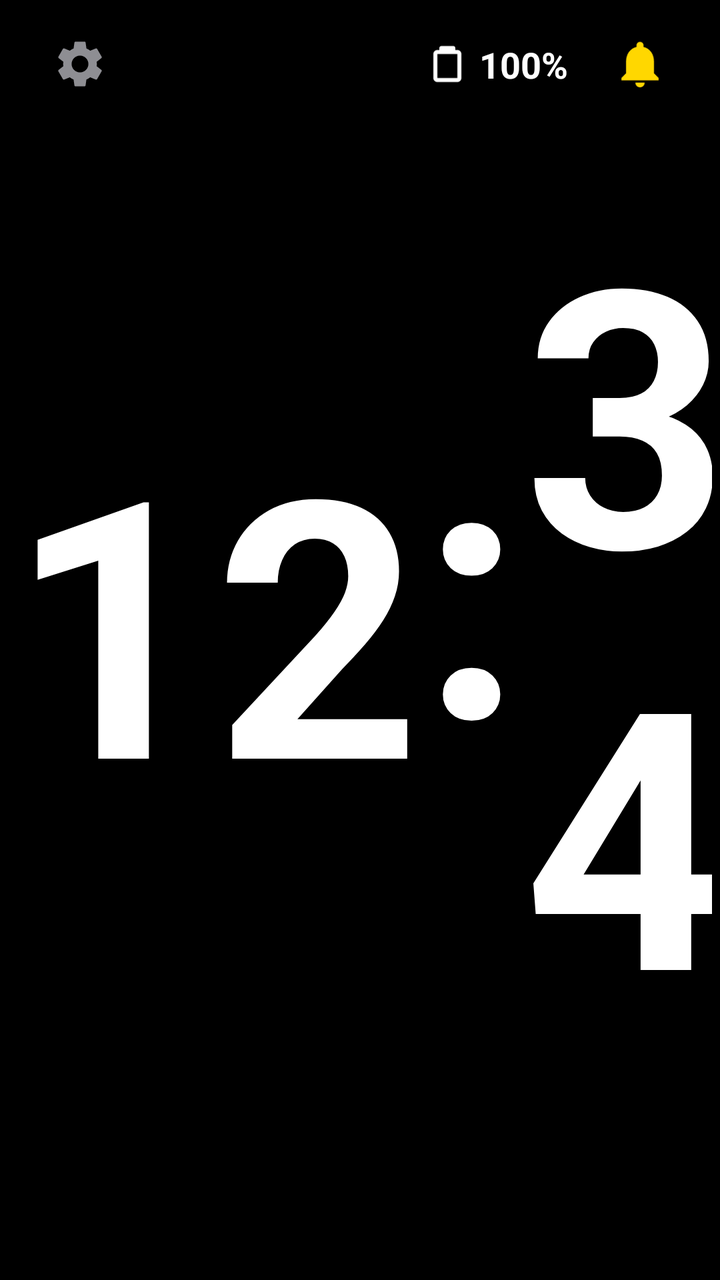
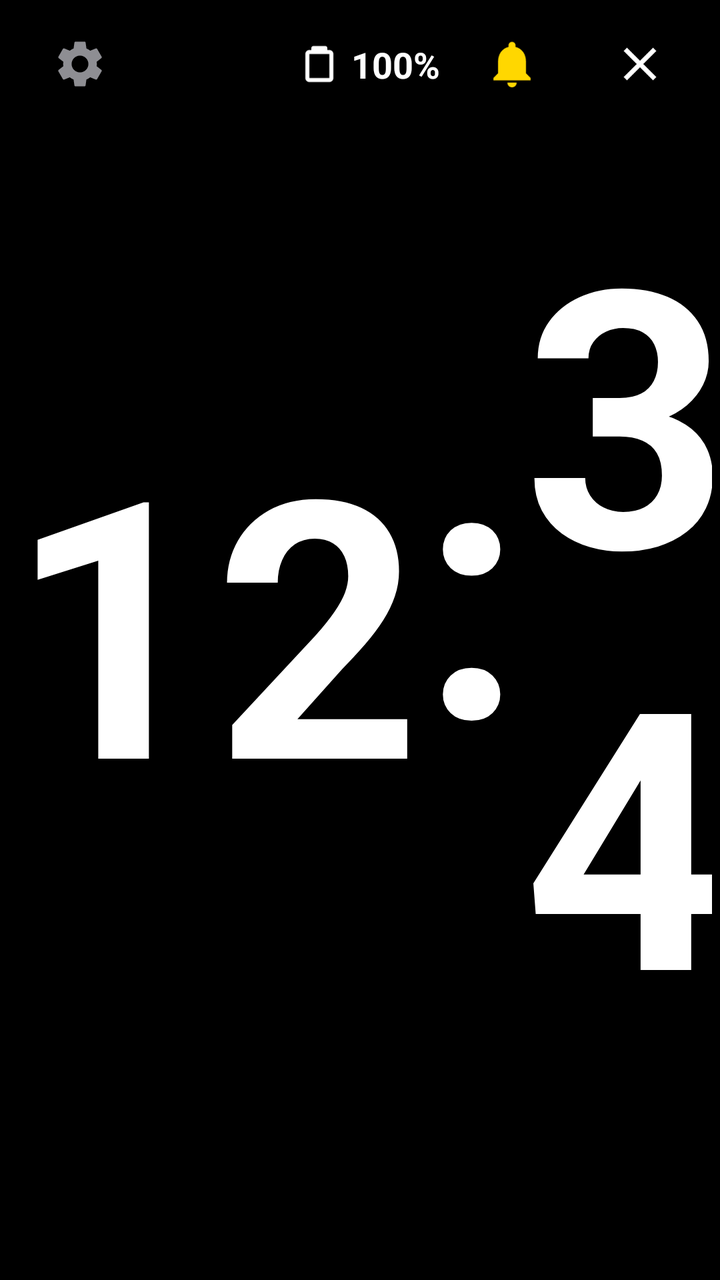

Before-and-after screenshots of an Android layout around one commit, followed by the original layout XML and the change that was made.
<!-- AndroidManifest.xml: application theme Theme.DiaClock -->
<!-- res/layout/activity_main.xml -->
<?xml version="1.0" encoding="utf-8"?>
<androidx.constraintlayout.widget.ConstraintLayout 
    xmlns:android="http://schemas.android.com/apk/res/android"
    xmlns:app="http://schemas.android.com/apk/res-auto"
    xmlns:tools="http://schemas.android.com/tools"
    android:id="@+id/mainRootLayout"
    android:layout_width="match_parent"
    android:layout_height="match_parent"
    android:background="@color/black"
    android:keepScreenOn="true"
    tools:context=".MainActivity">

    
    <androidx.constraintlayout.widget.ConstraintLayout
        android:id="@+id/statusBarContainer"
        android:layout_width="match_parent"
        android:layout_height="64dp"
        app:layout_constraintTop_toTopOf="parent"
        app:layout_constraintStart_toStartOf="parent"
        app:layout_constraintEnd_toEndOf="parent"
        android:paddingStart="16dp"
        android:paddingEnd="16dp">

        
        <ImageView
            android:id="@+id/ivSettings"
            android:layout_width="48dp"
            android:layout_height="48dp"
            android:src="@drawable/ic_gear"
            android:contentDescription="Settings"
            android:clickable="true"
            android:focusable="true"
            android:background="?attr/selectableItemBackgroundBorderless"
            android:padding="10dp"
            app:layout_constraintStart_toStartOf="parent"
            app:layout_constraintTop_toTopOf="parent"
            app:layout_constraintBottom_toBottomOf="parent"/>

        
        <LinearLayout
            android:id="@+id/ivBatteryContainer"
            android:layout_width="wrap_content"
            android:layout_height="wrap_content"
            android:orientation="horizontal"
            android:gravity="center_vertical"
            android:padding="8dp"
            android:layout_marginEnd="4dp"
            app:layout_constraintEnd_toStartOf="@id/ivNetworkWarning"
            app:layout_constraintTop_toTopOf="parent"
            app:layout_constraintBottom_toBottomOf="parent">

            <ImageView
                android:id="@+id/ivBatteryIcon"
                android:layout_width="24dp"
                android:layout_height="24dp"
                android:src="@drawable/ic_battery"
                android:contentDescription="Battery Status"
                android:layout_marginEnd="4dp"/>

            <TextView
                android:id="@+id/tvBatteryPercent"
                android:layout_width="wrap_content"
                android:layout_height="wrap_content"
                android:text="100%"
                android:textSize="18sp"
                android:textColor="@color/white"
                android:textStyle="bold"/>

        </LinearLayout>

        
        <ImageView
            android:id="@+id/ivNetworkWarning"
            android:layout_width="48dp"
            android:layout_height="48dp"
            android:src="@drawable/ic_warning"
            android:contentDescription="Connection Warning"
            android:visibility="gone"
            android:clickable="true"
            android:focusable="true"
            android:background="?attr/selectableItemBackgroundBorderless"
            android:padding="10dp"
            app:layout_constraintEnd_toStartOf="@id/ivAlarmBell"
            app:layout_constraintTop_toTopOf="parent"
            app:layout_constraintBottom_toBottomOf="parent"
            android:layout_marginEnd="8dp"/>

        
        <ImageView
            android:id="@+id/ivAlarmBell"
            android:layout_width="48dp"
            android:layout_height="48dp"
            android:src="@drawable/ic_bell_active"
            android:contentDescription="Alarms Toggle"
            android:clickable="true"
            android:focusable="true"
            android:background="?attr/selectableItemBackgroundBorderless"
            android:padding="10dp"
            app:layout_constraintEnd_toEndOf="parent"
            app:layout_constraintTop_toTopOf="parent"
            app:layout_constraintBottom_toBottomOf="parent"/>

    </androidx.constraintlayout.widget.ConstraintLayout>

    
    <androidx.constraintlayout.widget.ConstraintLayout
        android:id="@+id/centralClickArea"
        android:layout_width="0dp"
        android:layout_height="wrap_content"
        android:clickable="false"
        android:focusable="false"
        app:layout_constraintStart_toStartOf="parent"
        app:layout_constraintEnd_toEndOf="parent"
        app:layout_constraintTop_toBottomOf="@id/statusBarContainer"
        app:layout_constraintBottom_toBottomOf="parent"
        app:layout_constraintVertical_bias="0.28"
        android:layout_marginStart="4dp"
        android:layout_marginEnd="4dp">

        
        <LinearLayout
            android:id="@+id/layoutTime"
            android:layout_width="wrap_content"
            android:layout_height="wrap_content"
            android:orientation="horizontal"
            android:gravity="center"
            android:visibility="visible"
            app:layout_constraintStart_toStartOf="parent"
            app:layout_constraintEnd_toEndOf="parent"
            app:layout_constraintTop_toTopOf="parent"
            app:layout_constraintBottom_toBottomOf="parent">

            <TextView
                android:id="@+id/tvHours"
                android:layout_width="wrap_content"
                android:layout_height="wrap_content"
                android:text="12"
                android:textSize="180sp"
                android:textStyle="bold"
                android:textColor="@color/white"
                android:includeFontPadding="false"/>

            <TextView
                android:id="@+id/tvColon"
                android:layout_width="wrap_content"
                android:layout_height="wrap_content"
                android:text=":"
                android:textSize="180sp"
                android:textStyle="bold"
                android:textColor="@color/white"
                android:layout_marginBottom="20dp"
                android:includeFontPadding="false"/>

            <TextView
                android:id="@+id/tvMinutes"
                android:layout_width="wrap_content"
                android:layout_height="wrap_content"
                android:text="34"
                android:textSize="180sp"
                android:textStyle="bold"
                android:textColor="@color/white"
                android:includeFontPadding="false"/>

        </LinearLayout>

        
        <androidx.constraintlayout.widget.ConstraintLayout
            android:id="@+id/layoutGlucose"
            android:layout_width="0dp"
            android:layout_height="wrap_content"
            android:visibility="gone"
            app:layout_constraintStart_toStartOf="parent"
            app:layout_constraintEnd_toEndOf="parent"
            app:layout_constraintTop_toTopOf="parent"
            app:layout_constraintBottom_toBottomOf="parent">

            <TextView
                android:id="@+id/tvGlucose"
                android:layout_width="wrap_content"
                android:layout_height="wrap_content"
                android:text="11.2→"
                android:textSize="180sp"
                android:textStyle="bold"
                android:textColor="@color/white"
                android:maxLines="1"
                android:singleLine="true"
                android:includeFontPadding="false"
                app:layout_constraintHorizontal_chainStyle="packed"
                app:layout_constraintLeft_toLeftOf="parent"
                app:layout_constraintRight_toLeftOf="@id/tvIoB"
                app:layout_constraintTop_toTopOf="parent"
                app:layout_constraintBottom_toBottomOf="parent"/>

            <TextView
                android:id="@+id/tvIoB"
                android:layout_width="wrap_content"
                android:layout_height="wrap_content"
                android:text=""
                android:textSize="50sp"
                android:textStyle="bold"
                android:textColor="#34C759"
                android:visibility="gone"
                android:layout_marginStart="12dp"
                android:includeFontPadding="false"
                app:layout_constraintLeft_toRightOf="@id/tvGlucose"
                app:layout_constraintRight_toRightOf="parent"
                app:layout_constraintTop_toTopOf="@id/tvGlucose"/>

        </androidx.constraintlayout.widget.ConstraintLayout>

    </androidx.constraintlayout.widget.ConstraintLayout>



</androidx.constraintlayout.widget.ConstraintLayout>
<!-- resources referenced by this layout -->
<resources>
  <color name="black">#000000</color>
  <color name="white">#FFFFFF</color>
  <!-- drawable ic_battery (drawable) -->
  <vector xmlns:android="http://schemas.android.com/apk/res/android"
      android:width="24dp"
      android:height="24dp"
      android:viewportWidth="24"
      android:viewportHeight="24">
      <path
          android:fillColor="#FFFFFFFF"
          android:pathData="M17,5H16V4C16,3.45 15.55,3 15,3H9C8.45,3 8,3.45 8,4V5H7C5.9,5 5,5.9 5,7V19C5,20.1 5.9,21 7,21H17C18.1,21 19,20.1 19,19V7C19,5.9 18.1,5 17,5ZM17,19H7V7H17V19Z"/>
  </vector>
  <!-- drawable ic_bell_active (drawable) -->
  <vector xmlns:android="http://schemas.android.com/apk/res/android"
      android:width="24dp"
      android:height="24dp"
      android:viewportWidth="24"
      android:viewportHeight="24">
    <path
        android:fillColor="#FFD700"
        android:pathData="M12,22c1.1,0 2,-0.9 2,-2h-4c0,1.1 0.9,2 2,2zM18,16v-5c0,-3.07 -1.63,-5.64 -4.5,-6.32V4c0,-0.83 -0.67,-1.5 -1.5,-1.5s-1.5,0.67 -1.5,1.5v0.68C7.64,5.36 6,7.92 6,11v5l-2,2v1h16v-1l-2,-2z"/>
  </vector>
  <!-- drawable ic_gear (drawable) -->
  <vector xmlns:android="http://schemas.android.com/apk/res/android"
      android:width="24dp"
      android:height="24dp"
      android:viewportWidth="24"
      android:viewportHeight="24">
    <path
        android:fillColor="#8E8E93"
        android:pathData="M19.14,12.94c0.04,-0.3 0.06,-0.61 0.06,-0.94c0,-0.32 -0.02,-0.64 -0.07,-0.94l2.03,-1.58c0.18,-0.14 0.23,-0.41 0.12,-0.61l-1.92,-3.32c-0.12,-0.22 -0.37,-0.29 -0.59,-0.22l-2.39,0.96c-0.5,-0.38 -1.03,-0.7 -1.62,-0.94L14.4,2.81c-0.04,-0.24 -0.24,-0.41 -0.48,-0.41h-3.84c-0.24,0 -0.43,0.17 -0.47,0.41L9.25,5.35C8.66,5.59 8.13,5.91 7.63,6.29L5.24,5.33c-0.22,-0.08 -0.47,0 -0.59,0.22L2.74,8.87c-0.12,0.21 -0.08,0.47 0.12,0.61l2.03,1.58C4.84,11.36 4.8,11.69 4.8,12c0,0.31 0.02,0.64 0.07,0.94l-2.03,1.58c-0.18,0.14 -0.23,0.41 -0.12,0.61l1.92,3.32c0.12,0.22 0.37,0.29 0.59,0.22l2.39,-0.96c0.5,0.38 1.03,0.7 1.62,0.94l0.36,2.54c0.05,0.24 0.24,0.41 0.48,0.41h3.84c0.24,0 0.44,-0.17 0.47,-0.41l0.36,-2.54c0.59,-0.24 1.13,-0.56 1.62,-0.94l2.39,0.96c0.22,0.08 0.47,0 0.59,-0.22l1.92,-3.32c0.12,-0.22 0.07,-0.47 -0.12,-0.61l-2.01,-1.58zM12,15.6c-1.98,0 -3.6,-1.62 -3.6,-3.6s1.62,-3.6 3.6,-3.6 3.6,1.62 3.6,3.6 -1.62,3.6 -3.6,3.6z"/>
  </vector>
  <!-- drawable ic_warning (drawable) -->
  <vector xmlns:android="http://schemas.android.com/apk/res/android"
      android:width="24dp"
      android:height="24dp"
      android:viewportWidth="24"
      android:viewportHeight="24">
    <path
        android:fillColor="#FF9500"
        android:pathData="M1,21h22L12,2L1,21zM13,18h-2v-2h2v2zM13,14h-2v-4h2v4z"/>
  </vector>
  <style name="Theme.DiaClock" parent="Theme.MaterialComponents.NoActionBar">
          
          <item name="colorPrimary">@color/colorPrimary</item>
          <item name="colorPrimaryDark">@color/colorPrimaryDark</item>
          <item name="colorAccent">@color/colorAccent</item>
          
          
          <item name="android:windowBackground">@color/black</item>
          <item name="android:windowNoTitle">true</item>
          <item name="android:windowFullscreen">true</item>
      </style>
  <color name="colorPrimary">#BB86FC</color>
  <color name="colorPrimaryDark">#3700B3</color>
  <color name="colorAccent">#03DAC6</color>
</resources>

<!-- the commit's change to res/layout/activity_main.xml (unified diff, before → after) -->
@@ -92,6 +92,22 @@
             android:layout_height="48dp"
             android:src="@drawable/ic_bell_active"
             android:contentDescription="Alarms Toggle"
+            android:clickable="true"
+            android:focusable="true"
+            android:background="?attr/selectableItemBackgroundBorderless"
+            android:padding="10dp"
+            app:layout_constraintEnd_toStartOf="@id/ivExit"
+            app:layout_constraintTop_toTopOf="parent"
+            app:layout_constraintBottom_toBottomOf="parent"
+            android:layout_marginEnd="16dp"/>
+
+        
+        <ImageView
+            android:id="@+id/ivExit"
+            android:layout_width="48dp"
+            android:layout_height="48dp"
+            android:src="@drawable/ic_close"
+            android:contentDescription="Exit App"
             android:clickable="true"
             android:focusable="true"
             android:background="?attr/selectableItemBackgroundBorderless"
<!-- resource entries referenced after the edit -->
@@ -21,6 +21,16 @@
     <path
         android:fillColor="#FFD700"
         android:pathData="M12,22c1.1,0 2,-0.9 2,-2h-4c0,1.1 0.9,2 2,2zM18,16v-5c0,-3.07 -1.63,-5.64 -4.5,-6.32V4c0,-0.83 -0.67,-1.5 -1.5,-1.5s-1.5,0.67 -1.5,1.5v0.68C7.64,5.36 6,7.92 6,11v5l-2,2v1h16v-1l-2,-2z"/>
+  </vector>
+  <!-- drawable ic_close (drawable) -->
+  <vector xmlns:android="http://schemas.android.com/apk/res/android"
+      android:width="24dp"
+      android:height="24dp"
+      android:viewportWidth="24"
+      android:viewportHeight="24">
+    <path
+        android:fillColor="#FFFFFF"
+        android:pathData="M19,6.41L17.59,5L12,10.59L6.41,5L5,6.41L10.59,12L5,17.59L6.41,19L12,13.41L17.59,19L19,17.59L13.41,12L19,6.41Z"/>
   </vector>
   <!-- drawable ic_gear (drawable) -->
   <vector xmlns:android="http://schemas.android.com/apk/res/android"
